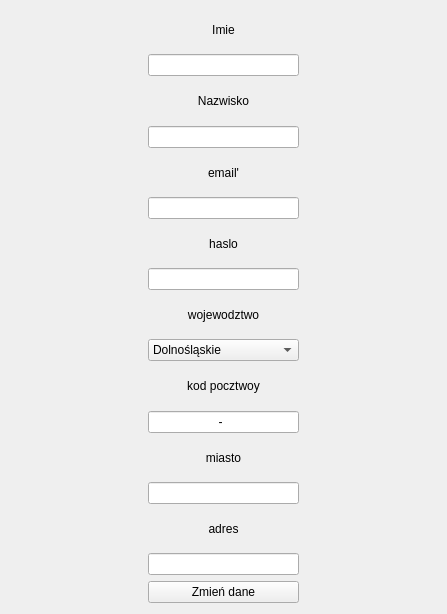
First picture: the form in editpersonaldataform.ui, repository ebbe3000/shop, before the edit.
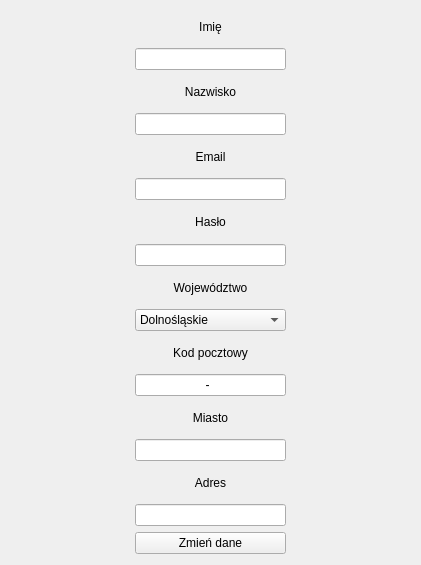
Second picture: the form after the edit.

```diff
--- a/editpersonaldataform.ui
+++ b/editpersonaldataform.ui
@@ -6,8 +6,8 @@
    <rect>
     <x>0</x>
     <y>0</y>
-    <width>447</width>
-    <height>614</height>
+    <width>421</width>
+    <height>565</height>
    </rect>
   </property>
   <property name="maximumSize">
@@ -38,7 +38,7 @@
      <item>
       <widget class="QLabel" name="label">
        <property name="text">
-        <string>Imie</string>
+        <string>Imię</string>
        </property>
        <property name="alignment">
         <set>Qt::AlignmentFlag::AlignCenter</set>
@@ -78,7 +78,7 @@
      <item>
       <widget class="QLabel" name="label_3">
        <property name="text">
-        <string>email'</string>
+        <string>Email</string>
        </property>
        <property name="alignment">
         <set>Qt::AlignmentFlag::AlignCenter</set>
@@ -98,7 +98,7 @@
      <item>
       <widget class="QLabel" name="label_4">
        <property name="text">
-        <string>haslo</string>
+        <string>Hasło</string>
        </property>
        <property name="alignment">
         <set>Qt::AlignmentFlag::AlignCenter</set>
@@ -118,7 +118,7 @@
      <item>
       <widget class="QLabel" name="label_5">
        <property name="text">
-        <string>wojewodztwo</string>
+        <string>Województwo</string>
        </property>
        <property name="alignment">
         <set>Qt::AlignmentFlag::AlignCenter</set>
@@ -212,7 +212,7 @@
      <item>
       <widget class="QLabel" name="label_6">
        <property name="text">
-        <string>kod pocztwoy</string>
+        <string>Kod pocztowy</string>
        </property>
        <property name="alignment">
         <set>Qt::AlignmentFlag::AlignCenter</set>
@@ -238,7 +238,7 @@
      <item>
       <widget class="QLabel" name="label_7">
        <property name="text">
-        <string>miasto</string>
+        <string>Miasto</string>
        </property>
        <property name="alignment">
         <set>Qt::AlignmentFlag::AlignCenter</set>
@@ -258,7 +258,7 @@
      <item>
       <widget class="QLabel" name="label_8">
        <property name="text">
-        <string>adres</string>
+        <string>Adres</string>
        </property>
        <property name="alignment">
         <set>Qt::AlignmentFlag::AlignCenter</set>
```
